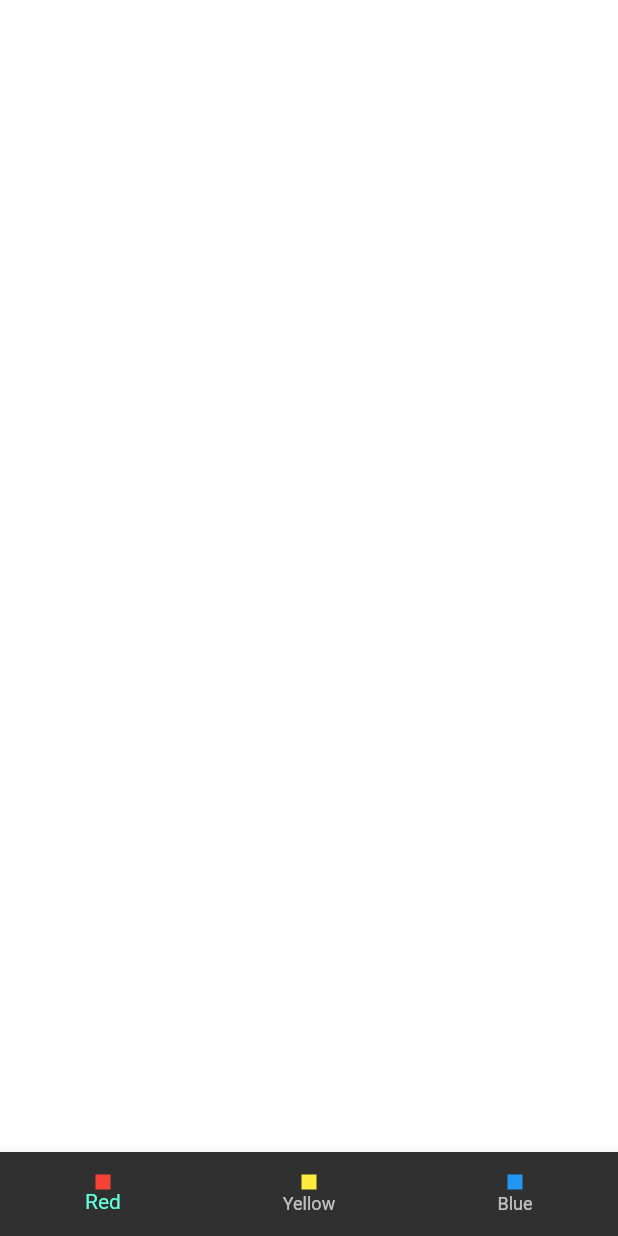
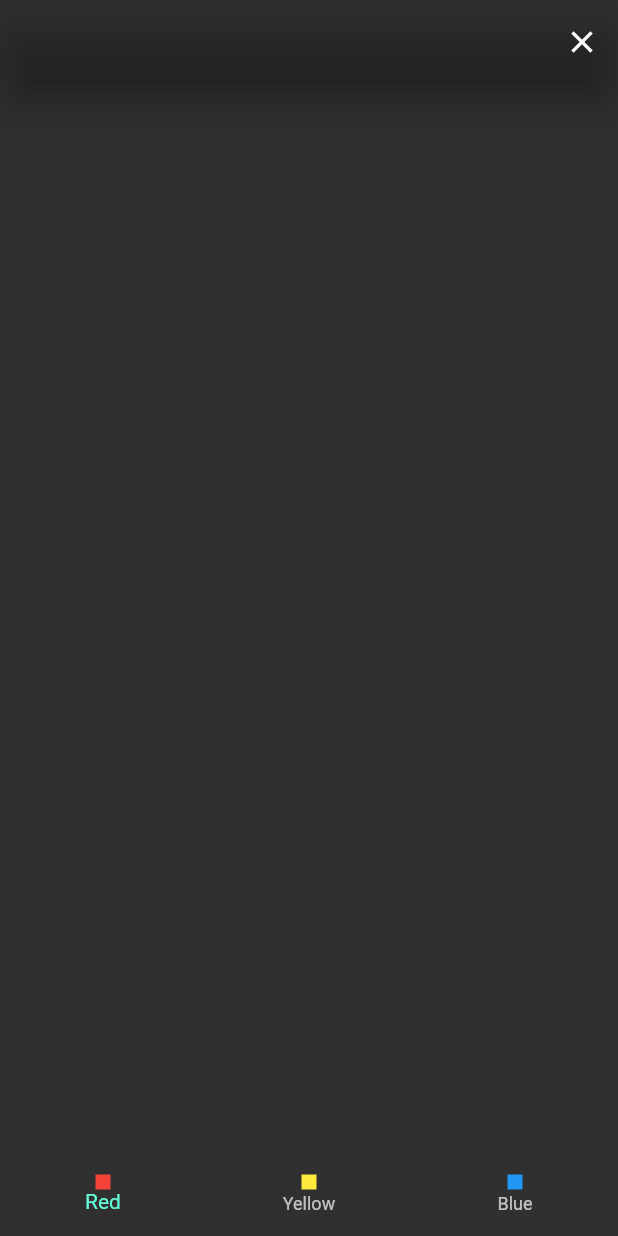
Before and after one commit to berkayercan3/Flutter, a Flutter app: the screen it shows after launch, on a phone screen of 412 x 824 dp. Run offline on Flutter 3.47's test engine with Material 2 defaults, Android fonts, the light colour scheme and no system bars; missing offline and left inert: dart:ffi.

Commit message:
LifeCycleDemo DONE
olay su sekilde appbar da bir icon geldi ve bu iconabasildigi takdirde ekrandi yapilan degisikleri temizlemek istiyoruz
 bu olayi yapicaz fakat ColorDemos ayri bir lifecycle appbar ayri bir lifecycle bu durumu gerceklestirmek icin kullanicidan parametre alacagiz

```diff
--- a/KAFE/lib/Demos/Demo3.dart
+++ b/KAFE/lib/Demos/Demo3.dart
@@ -4,15 +4,32 @@
 import 'package:flutter/material.dart';
 
 class ColorDemos extends StatefulWidget {
-  const ColorDemos({super.key});
-
+  const ColorDemos({super.key, required this.initialColor});
+    final Color? initialColor;
   @override
   State<ColorDemos> createState() => _ColorDemosState();
 }
 
 class _ColorDemosState extends State<ColorDemos> {
-  Color? _backgroundColor = Colors.transparent;
-  void changeBackgroundColor(Color color) {
+  Color? _backgroundColor;
+
+  @override
+  void initState() { // uygulama baslar baslamaz yapilacak is pembe vermek
+    super.initState();
+    _backgroundColor = widget.initialColor ?? Colors.transparent;
+  }
+
+  @override
+  void didUpdateWidget(covariant ColorDemos oldWidget) {
+    super.didUpdateWidget(oldWidget);
+
+    if(widget.initialColor != _backgroundColor && widget.initialColor != null)
+    //eger baslangic color um arkaplan rengine ve baslangic colorum nulla a esit degilse arka plan rengini baslangic rengi yap
+      // ben tuslara basarak rengi degistiriyorum ve icon sayesinde bu rengi sorgulayip eski haline geri donderebiliyorum
+      {changeBackgroundColor(widget.initialColor!);}
+  }
+
+ void changeBackgroundColor(Color color) {
     setState(() { //kullanici arayuzu degistirmeye yarayan yontemdir
       _backgroundColor = color;
     });
--- /dev/null
+++ b/KAFE/lib/Demos/color_life_cycle_view.dart
@@ -0,0 +1,36 @@
+import 'package:flutter/material.dart';
+
+import 'Demo3.dart';
+
+class ColorLifeCycleView extends StatefulWidget {
+  const ColorLifeCycleView({super.key});
+
+  @override
+  State<ColorLifeCycleView> createState() => _ColorLifeCycleViewState();
+}
+
+class _ColorLifeCycleViewState extends State<ColorLifeCycleView> {
+  Color? _backgroundColor;
+  @override
+  Widget build(BuildContext context) {
+    return  Scaffold(
+
+     appBar: AppBar(actions: [
+       IconButton(onPressed: _changeBackground, icon: const Icon(Icons.clear))
+     ] //olay su sekilde appbar da bir icon geldi ve bu iconabasildigi takdirde ekrandi yapilan degisikleri temizlemek istiyoruz
+       //bu olayi yapicaz fakat ColorDemos ayri bir lifecycle appbar ayri bir lifecycle bu durumu gerceklestirmek icin kullanicidan parametre alacagiz
+     ),
+
+      body:  Column(
+        children: [
+          const Spacer(), // %50 %50 bolduk ekrani
+          Expanded(child: ColorDemos(initialColor: _backgroundColor)), //expanded ile kullanim sagladik bi yariyi
+        ],
+      )
+    );
+  }
+
+  void _changeBackground() {setState(() {
+       _backgroundColor = Colors.pink;
+     });}
+}
--- a/KAFE/lib/main.dart
+++ b/KAFE/lib/main.dart
@@ -23,6 +23,7 @@
 import 'package:kafe/Demos/Demo1.dart';
 import 'package:kafe/Demos/Demo2.dart';
 import 'package:kafe/Demos/Demo3.dart';
+import 'package:kafe/Demos/color_life_cycle_view.dart';
 
 void main() {
   runApp(const MyApp());
@@ -65,7 +66,7 @@
             // arka plan her yerde transparant
             elevation: 10, // gölge? görünürlüğü? her yerde 5
           )),
-      home: const ColorDemos(), // çağırma işlemi yaptık
+      home: const ColorLifeCycleView(), // çağırma işlemi yaptık
     );
   }
 }
```
